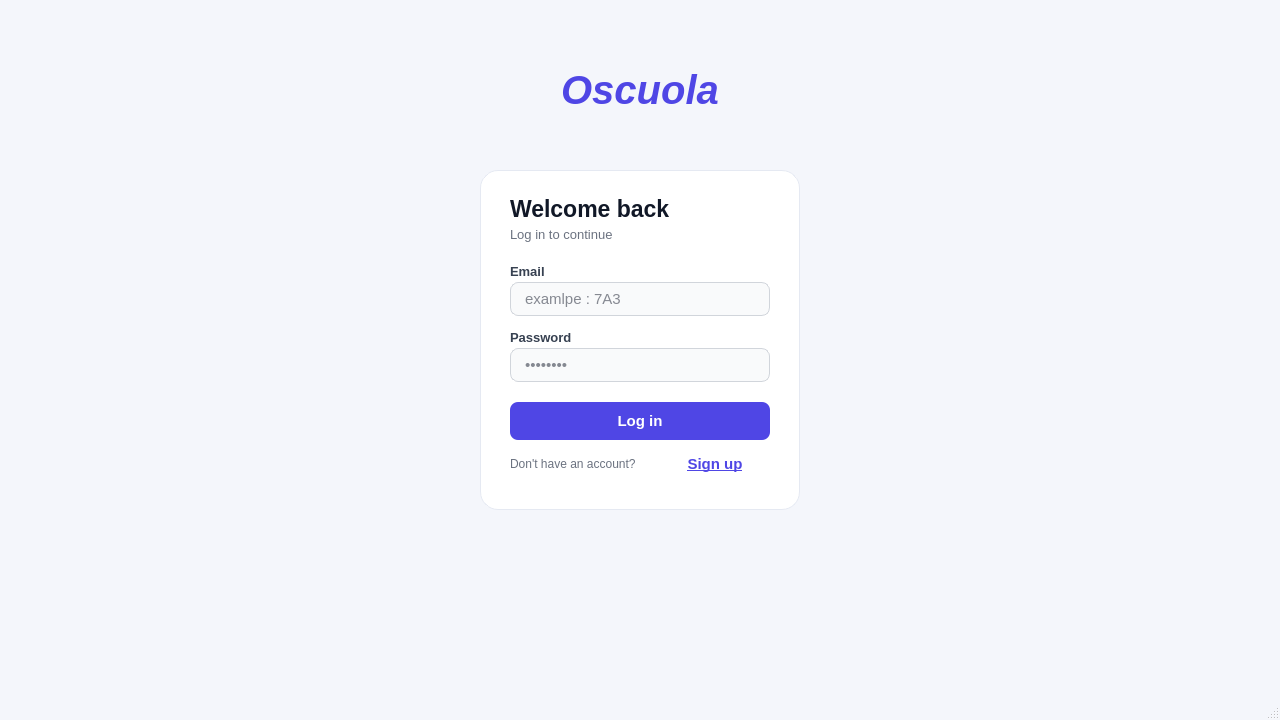
Qt form Oscuola/mainwindow.ui (mohamed-adhd/Oscuola) before a commit.
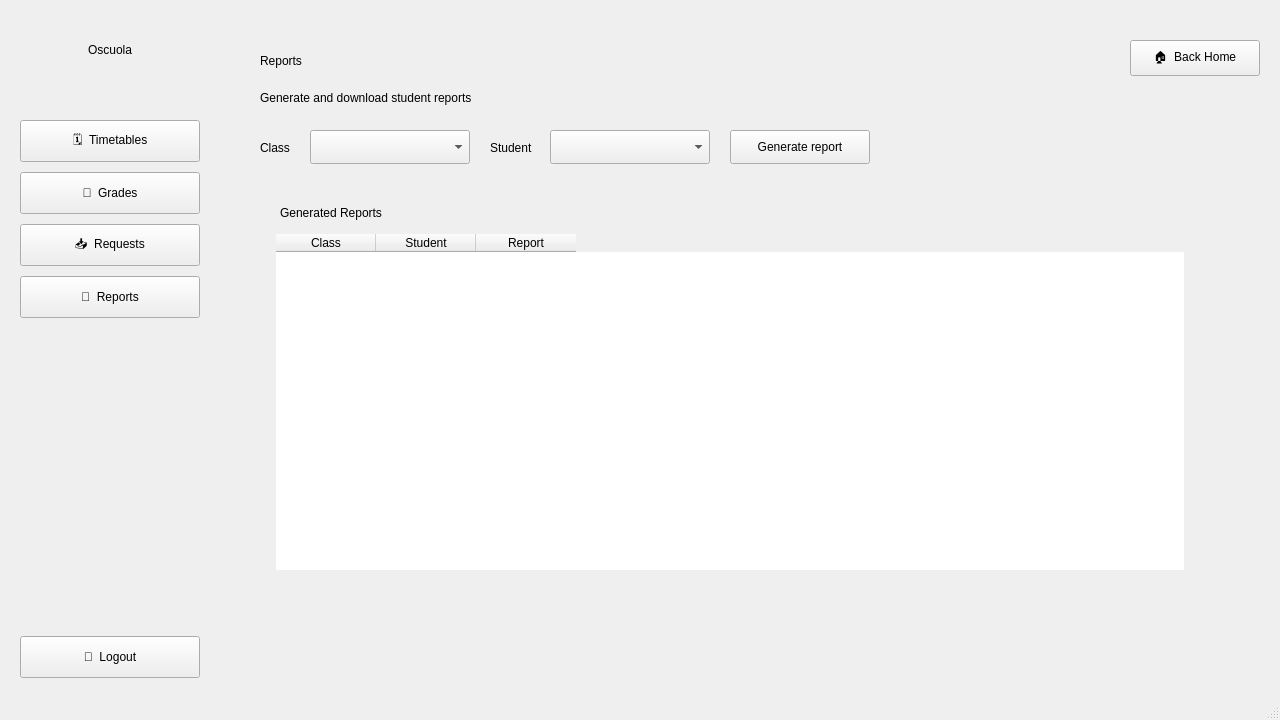
The same form after that commit. The open tabs and pages were chosen to show the change.

Commit message: report section added to client side (teacher)

Patch:
```diff
--- a/Oscuola/mainwindow.ui
+++ b/Oscuola/mainwindow.ui
@@ -314,10 +314,10 @@
 /* ================= Teacher pages ================= */
 
 /* ---------- Teacher sidebar frames / titles ---------- */
-QFrame#sidebar_teacher_1, QFrame#sidebar_teacher_2, QFrame#sidebar_teacher_3, QFrame#sidebar_teacher_4 {
+QFrame#sidebar_teacher_1, QFrame#sidebar_teacher_2, QFrame#sidebar_teacher_3, QFrame#sidebar_teacher_4, QFrame#sidebar_teacher_5 {
     background-color: #111827;
 }
-QLabel#sidebar_title_teacher_1, QLabel#sidebar_title_teacher_2, QLabel#sidebar_title_teacher_3, QLabel#sidebar_title_teacher_4 {
+QLabel#sidebar_title_teacher_1, QLabel#sidebar_title_teacher_2, QLabel#sidebar_title_teacher_3, QLabel#sidebar_title_teacher_4, QLabel#sidebar_title_teacher_5 {
     color: #FFFFFF;
     font-size: 18pt;
     font-weight: 800;
@@ -328,7 +328,9 @@
 QPushButton#timetable_but_teacher_1, QPushButton#grades_button_teacher_1, QPushButton#requests_button_teacher_1,
 QPushButton#timetable_but_teacher_2, QPushButton#grades_button_teacher_2, QPushButton#requests_button_teacher_2,
 QPushButton#timetable_but_teacher_3, QPushButton#grades_button_teacher_3, QPushButton#requests_button_teacher_3,
-QPushButton#timetable_but_teacher_4, QPushButton#grades_button_teacher_4, QPushButton#requests_button_teacher_4 {
+QPushButton#timetable_but_teacher_4, QPushButton#grades_button_teacher_4, QPushButton#requests_button_teacher_4,
+QPushButton#timetable_but_teacher_5, QPushButton#grades_button_teacher_5, QPushButton#requests_button_teacher_5,
+QPushButton#reports_button_teacher_1, QPushButton#reports_button_teacher_2, QPushButton#reports_button_teacher_3, QPushButton#reports_button_teacher_4, QPushButton#reports_button_teacher_5 {
     background-color: transparent;
     color: #D1D5DB;
     border: none;
@@ -341,20 +343,24 @@
 QPushButton#timetable_but_teacher_1:hover, QPushButton#grades_button_teacher_1:hover, QPushButton#requests_button_teacher_1:hover,
 QPushButton#timetable_but_teacher_2:hover, QPushButton#grades_button_teacher_2:hover, QPushButton#requests_button_teacher_2:hover,
 QPushButton#timetable_but_teacher_3:hover, QPushButton#grades_button_teacher_3:hover, QPushButton#requests_button_teacher_3:hover,
-QPushButton#timetable_but_teacher_4:hover, QPushButton#grades_button_teacher_4:hover, QPushButton#requests_button_teacher_4:hover {
+QPushButton#timetable_but_teacher_4:hover, QPushButton#grades_button_teacher_4:hover, QPushButton#requests_button_teacher_4:hover,
+QPushButton#timetable_but_teacher_5:hover, QPushButton#grades_button_teacher_5:hover, QPushButton#requests_button_teacher_5:hover,
+QPushButton#reports_button_teacher_1:hover, QPushButton#reports_button_teacher_2:hover, QPushButton#reports_button_teacher_3:hover, QPushButton#reports_button_teacher_4:hover, QPushButton#reports_button_teacher_5:hover {
     background-color: #1F2937;
     color: #FFFFFF;
 }
 QPushButton#timetable_but_teacher_1:pressed, QPushButton#grades_button_teacher_1:pressed, QPushButton#requests_button_teacher_1:pressed,
 QPushButton#timetable_but_teacher_2:pressed, QPushButton#grades_button_teacher_2:pressed, QPushButton#requests_button_teacher_2:pressed,
 QPushButton#timetable_but_teacher_3:pressed, QPushButton#grades_button_teacher_3:pressed, QPushButton#requests_button_teacher_3:pressed,
-QPushButton#timetable_but_teacher_4:pressed, QPushButton#grades_button_teacher_4:pressed, QPushButton#requests_button_teacher_4:pressed {
+QPushButton#timetable_but_teacher_4:pressed, QPushButton#grades_button_teacher_4:pressed, QPushButton#requests_button_teacher_4:pressed,
+QPushButton#timetable_but_teacher_5:pressed, QPushButton#grades_button_teacher_5:pressed, QPushButton#requests_button_teacher_5:pressed,
+QPushButton#reports_button_teacher_1:pressed, QPushButton#reports_button_teacher_2:pressed, QPushButton#reports_button_teacher_3:pressed, QPushButton#reports_button_teacher_4:pressed, QPushButton#reports_button_teacher_5:pressed {
     background-color: #111827;
     color: #FFFFFF;
 }
 
 /* ---------- Teacher logout buttons ---------- */
-QPushButton#logout_but_teacher_1, QPushButton#logout_but_teacher_2, QPushButton#logout_but_teacher_3, QPushButton#logout_but_teacher_4 {
+QPushButton#logout_but_teacher_1, QPushButton#logout_but_teacher_2, QPushButton#logout_but_teacher_3, QPushButton#logout_but_teacher_4, QPushButton#logout_but_teacher_5 {
     background-color: transparent;
     color: #F87171;
     border: none;
@@ -380,12 +386,12 @@
     font-size: 12pt;
     font-weight: 700;
 }
-QLabel#teacher_dash_title, QLabel#teacher_timetable_title, QLabel#teacher_grades_title, QLabel#teacher_requests_title {
+QLabel#teacher_dash_title, QLabel#teacher_timetable_title, QLabel#teacher_grades_title, QLabel#teacher_requests_title, QLabel#teacher_reports_title {
     color: #111827;
     font-size: 22pt;
     font-weight: 800;
 }
-QLabel#teacher_dash_subtitle, QLabel#teacher_timetable_subtitle, QLabel#teacher_grades_subtitle, QLabel#teacher_requests_subtitle {
+QLabel#teacher_dash_subtitle, QLabel#teacher_timetable_subtitle, QLabel#teacher_grades_subtitle, QLabel#teacher_requests_subtitle, QLabel#teacher_reports_subtitle {
     color: #6B7280;
     font-size: 11pt;
 }
@@ -424,13 +430,13 @@
 
 /* ---------- Teacher detail panels ---------- */
 QFrame#panel_class_success, QFrame#panel_absence_overview, QFrame#panel_timetable_picture_teacher,
-QFrame#panel_grades_teacher, QFrame#panel_requests_teacher {
+QFrame#panel_grades_teacher, QFrame#panel_requests_teacher, QFrame#panel_reports_teacher {
     background-color: #FFFFFF;
     border-radius: 14px;
     border: 1px solid #E5E9F2;
 }
 QLabel#panel_title_class_success, QLabel#panel_title_absence_overview, QLabel#panel_title_timetable_picture_teacher,
-QLabel#panel_title_grades_teacher, QLabel#panel_title_requests_teacher {
+QLabel#panel_title_grades_teacher, QLabel#panel_title_requests_teacher, QLabel#panel_title_reports_teacher {
     font-size: 13pt;
     font-weight: 700;
     color: #111827;
@@ -456,7 +462,7 @@
 }
 
 /* ---------- Teacher back-home buttons ---------- */
-QPushButton#back_home_btn_teacher_2, QPushButton#back_home_btn_teacher_3, QPushButton#back_home_btn_teacher_4 {
+QPushButton#back_home_btn_teacher_2, QPushButton#back_home_btn_teacher_3, QPushButton#back_home_btn_teacher_4, QPushButton#back_home_btn_teacher_5 {
     background-color: #FFFFFF;
     color: #4F46E5;
     border: 1px solid #4F46E5;
@@ -473,7 +479,8 @@
 }
 
 /* ---------- Teacher class / year selectors ---------- */
-QComboBox#teacher_timetable_class_combo, QComboBox#teacher_grades_class_combo, QComboBox#teacher_grades_year_combo {
+QComboBox#teacher_timetable_class_combo, QComboBox#teacher_grades_class_combo, QComboBox#teacher_grades_year_combo,
+QComboBox#teacher_reports_class_combo, QComboBox#teacher_reports_student_combo {
     background-color: #F9FAFB;
     border: 1px solid #D1D5DB;
     border-radius: 8px;
@@ -481,21 +488,24 @@
     font-size: 10pt;
     color: #111827;
 }
-QComboBox#teacher_timetable_class_combo:focus, QComboBox#teacher_grades_class_combo:focus, QComboBox#teacher_grades_year_combo:focus {
+QComboBox#teacher_timetable_class_combo:focus, QComboBox#teacher_grades_class_combo:focus, QComboBox#teacher_grades_year_combo:focus,
+QComboBox#teacher_reports_class_combo:focus, QComboBox#teacher_reports_student_combo:focus {
     border: 1px solid #4F46E5;
 }
-QComboBox#teacher_timetable_class_combo::drop-down, QComboBox#teacher_grades_class_combo::drop-down, QComboBox#teacher_grades_year_combo::drop-down {
+QComboBox#teacher_timetable_class_combo::drop-down, QComboBox#teacher_grades_class_combo::drop-down, QComboBox#teacher_grades_year_combo::drop-down,
+QComboBox#teacher_reports_class_combo::drop-down, QComboBox#teacher_reports_student_combo::drop-down {
     border: none;
     width: 24px;
 }
-QLabel#class_select_label_timetable, QLabel#class_select_label_grades, QLabel#year_select_label_grades {
+QLabel#class_select_label_timetable, QLabel#class_select_label_grades, QLabel#year_select_label_grades,
+QLabel#class_select_label_reports, QLabel#student_select_label_reports {
     color: #374151;
     font-size: 10pt;
     font-weight: 600;
 }
 
 /* ---------- Teacher &quot;Load&quot; buttons ---------- */
-QPushButton#teacher_timetable_load_btn, QPushButton#teacher_grades_load_btn {
+QPushButton#teacher_timetable_load_btn, QPushButton#teacher_grades_load_btn, QPushButton#teacher_reports_generate_btn {
     background-color: #4F46E5;
     color: #FFFFFF;
     border: none;
@@ -549,6 +559,40 @@
 QPushButton#decline_btn_1:pressed, QPushButton#decline_btn_2:pressed, QPushButton#decline_btn_3:pressed, QPushButton#decline_btn_4:pressed, QPushButton#decline_btn_5:pressed {
     background-color: #991B1B;
 }
+
+/* ---------- Teacher reports (generated list + download PDF) ---------- */
+QTableWidget#teacher_reports_list {
+    background-color: #FFFFFF;
+    border: none;
+    gridline-color: #F3F4F6;
+    font-size: 10pt;
+    color: #374151;
+    outline: 0;
+}
+QTableWidget#teacher_reports_list::item {
+    padding: 8px;
+    border-bottom: 1px solid #F3F4F6;
+}
+QLabel#teacher_reports_res {
+    color: #16A34A;
+    font-size: 10pt;
+    font-weight: 600;
+}
+QPushButton#report_download_btn {
+    background-color: #4F46E5;
+    color: #FFFFFF;
+    border: none;
+    border-radius: 8px;
+    font-size: 10pt;
+    font-weight: 700;
+    padding: 4px 12px;
+}
+QPushButton#report_download_btn:hover {
+    background-color: #4338CA;
+}
+QPushButton#report_download_btn:pressed {
+    background-color: #3730A3;
+}
 </string>
   </property>
   <widget class="QWidget" name="centralwidget">
@@ -3429,6 +3473,306 @@
       </widget>
      </widget>
     </widget>
+    <widget class="QWidget" name="reports_teacher">
+     <widget class="QFrame" name="sidebar_teacher_5">
+      <property name="geometry">
+       <rect>
+        <x>0</x>
+        <y>0</y>
+        <width>220</width>
+        <height>698</height>
+       </rect>
+      </property>
+      <widget class="QLabel" name="sidebar_title_teacher_5">
+       <property name="geometry">
+        <rect>
+         <x>0</x>
+         <y>30</y>
+         <width>220</width>
+         <height>40</height>
+        </rect>
+       </property>
+       <property name="text">
+        <string>Oscuola</string>
+       </property>
+       <property name="alignment">
+        <set>Qt::AlignmentFlag::AlignCenter</set>
+       </property>
+      </widget>
+      <widget class="QPushButton" name="timetable_but_teacher_5">
+       <property name="geometry">
+        <rect>
+         <x>20</x>
+         <y>120</y>
+         <width>180</width>
+         <height>42</height>
+        </rect>
+       </property>
+       <property name="cursor">
+        <cursorShape>PointingHandCursor</cursorShape>
+       </property>
+       <property name="text">
+        <string>🗓️  Timetables</string>
+       </property>
+      </widget>
+      <widget class="QPushButton" name="grades_button_teacher_5">
+       <property name="geometry">
+        <rect>
+         <x>20</x>
+         <y>172</y>
+         <width>180</width>
+         <height>42</height>
+        </rect>
+       </property>
+       <property name="cursor">
+        <cursorShape>PointingHandCursor</cursorShape>
+       </property>
+       <property name="text">
+        <string>📘  Grades</string>
+       </property>
+      </widget>
+      <widget class="QPushButton" name="requests_button_teacher_5">
+       <property name="geometry">
+        <rect>
+         <x>20</x>
+         <y>224</y>
+         <width>180</width>
+         <height>42</height>
+        </rect>
+       </property>
+       <property name="cursor">
+        <cursorShape>PointingHandCursor</cursorShape>
+       </property>
+       <property name="text">
+        <string>📥  Requests</string>
+       </property>
+      </widget>
+      <widget class="QPushButton" name="reports_button_teacher_5">
+       <property name="geometry">
+        <rect>
+         <x>20</x>
+         <y>276</y>
+         <width>180</width>
+         <height>42</height>
+        </rect>
+       </property>
+       <property name="cursor">
+        <cursorShape>PointingHandCursor</cursorShape>
+       </property>
+       <property name="text">
+        <string>📄  Reports</string>
+       </property>
+      </widget>
+      <widget class="QPushButton" name="logout_but_teacher_5">
+       <property name="geometry">
+        <rect>
+         <x>20</x>
+         <y>636</y>
+         <width>180</width>
+         <height>42</height>
+        </rect>
+       </property>
+       <property name="cursor">
+        <cursorShape>PointingHandCursor</cursorShape>
+       </property>
+       <property name="text">
+        <string>🚪  Logout</string>
+       </property>
+      </widget>
+     </widget>
+     <widget class="QLabel" name="teacher_reports_title">
+      <property name="geometry">
+       <rect>
+        <x>260</x>
+        <y>36</y>
+        <width>500</width>
+        <height>50</height>
+       </rect>
+      </property>
+      <property name="text">
+       <string>Reports</string>
+      </property>
+     </widget>
+     <widget class="QLabel" name="teacher_reports_subtitle">
+      <property name="geometry">
+       <rect>
+        <x>260</x>
+        <y>86</y>
+        <width>600</width>
+        <height>24</height>
+       </rect>
+      </property>
+      <property name="text">
+       <string>Generate and download student reports</string>
+      </property>
+     </widget>
+     <widget class="QPushButton" name="back_home_btn_teacher_5">
+      <property name="geometry">
+       <rect>
+        <x>1130</x>
+        <y>40</y>
+        <width>130</width>
+        <height>36</height>
+       </rect>
+      </property>
+      <property name="cursor">
+       <cursorShape>PointingHandCursor</cursorShape>
+      </property>
+      <property name="text">
+       <string>🏠  Back Home</string>
+      </property>
+     </widget>
+     <widget class="QLabel" name="class_select_label_reports">
+      <property name="geometry">
+       <rect>
+        <x>260</x>
+        <y>136</y>
+        <width>50</width>
+        <height>24</height>
+       </rect>
+      </property>
+      <property name="text">
+       <string>Class</string>
+      </property>
+     </widget>
+     <widget class="QComboBox" name="teacher_reports_class_combo">
+      <property name="geometry">
+       <rect>
+        <x>310</x>
+        <y>130</y>
+        <width>160</width>
+        <height>34</height>
+       </rect>
+      </property>
+      <property name="cursor">
+       <cursorShape>PointingHandCursor</cursorShape>
+      </property>
+     </widget>
+     <widget class="QLabel" name="student_select_label_reports">
+      <property name="geometry">
+       <rect>
+        <x>490</x>
+        <y>136</y>
+        <width>51</width>
+        <height>24</height>
+       </rect>
+      </property>
+      <property name="text">
+       <string>Student</string>
+      </property>
+     </widget>
+     <widget class="QComboBox" name="teacher_reports_student_combo">
+      <property name="geometry">
+       <rect>
+        <x>550</x>
+        <y>130</y>
+        <width>160</width>
+        <height>34</height>
+       </rect>
+      </property>
+      <property name="cursor">
+       <cursorShape>PointingHandCursor</cursorShape>
+      </property>
+     </widget>
+     <widget class="QPushButton" name="teacher_reports_generate_btn">
+      <property name="geometry">
+       <rect>
+        <x>730</x>
+        <y>130</y>
+        <width>140</width>
+        <height>34</height>
+       </rect>
+      </property>
+      <property name="cursor">
+       <cursorShape>PointingHandCursor</cursorShape>
+      </property>
+      <property name="text">
+       <string>Generate report</string>
+      </property>
+     </widget>
+     <widget class="QFrame" name="panel_reports_teacher">
+      <property name="geometry">
+       <rect>
+        <x>260</x>
+        <y>184</y>
+        <width>940</width>
+        <height>446</height>
+       </rect>
+      </property>
+      <widget class="QLabel" name="panel_title_reports_teacher">
+       <property name="geometry">
+        <rect>
+         <x>20</x>
+         <y>16</y>
+         <width>300</width>
+         <height>26</height>
+        </rect>
+       </property>
+       <property name="text">
+        <string>Generated Reports</string>
+       </property>
+      </widget>
+      <widget class="QTableWidget" name="teacher_reports_list">
+       <property name="geometry">
+        <rect>
+         <x>16</x>
+         <y>50</y>
+         <width>908</width>
+         <height>336</height>
+        </rect>
+       </property>
+       <property name="frameShape">
+        <enum>QFrame::Shape::NoFrame</enum>
+       </property>
+       <property name="editTriggers">
+        <set>QAbstractItemView::EditTrigger::NoEditTriggers</set>
+       </property>
+       <property name="selectionMode">
+        <enum>QAbstractItemView::SelectionMode::NoSelection</enum>
+       </property>
+       <property name="showGrid">
+        <bool>false</bool>
+       </property>
+       <attribute name="horizontalHeaderStretchLastSection">
+        <bool>false</bool>
+       </attribute>
+       <attribute name="verticalHeaderVisible">
+        <bool>false</bool>
+       </attribute>
+       <attribute name="verticalHeaderDefaultSectionSize">
+        <number>48</number>
+       </attribute>
+       <column>
+        <property name="text">
+         <string>Class</string>
+        </property>
+       </column>
+       <column>
+        <property name="text">
+         <string>Student</string>
+        </property>
+       </column>
+       <column>
+        <property name="text">
+         <string>Report</string>
+        </property>
+       </column>
+      </widget>
+      <widget class="QLabel" name="teacher_reports_res">
+       <property name="geometry">
+        <rect>
+         <x>16</x>
+         <y>398</y>
+         <width>700</width>
+         <height>34</height>
+        </rect>
+       </property>
+       <property name="text">
+        <string/>
+       </property>
+      </widget>
+     </widget>
+    </widget>
    </widget>
   </widget>
   <widget class="QMenuBar" name="menubar">
```
Left out of the diff: 76 changed lines with no effect on the pictures. The commit also changes 2 other files.
